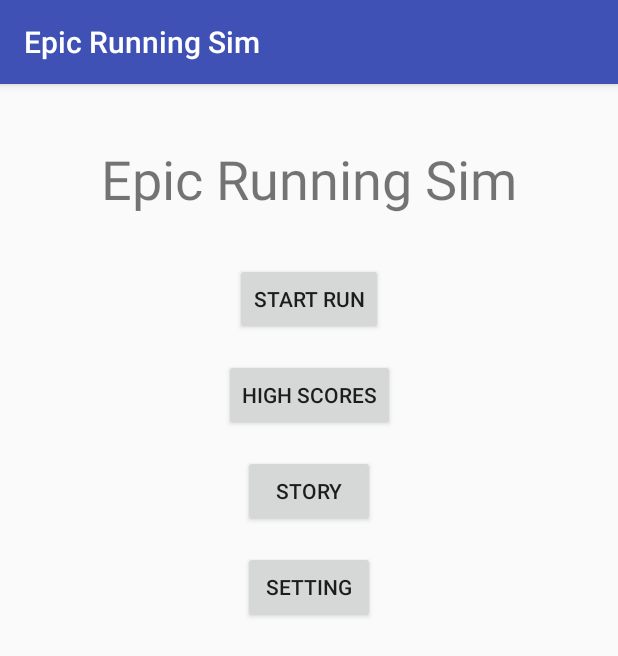
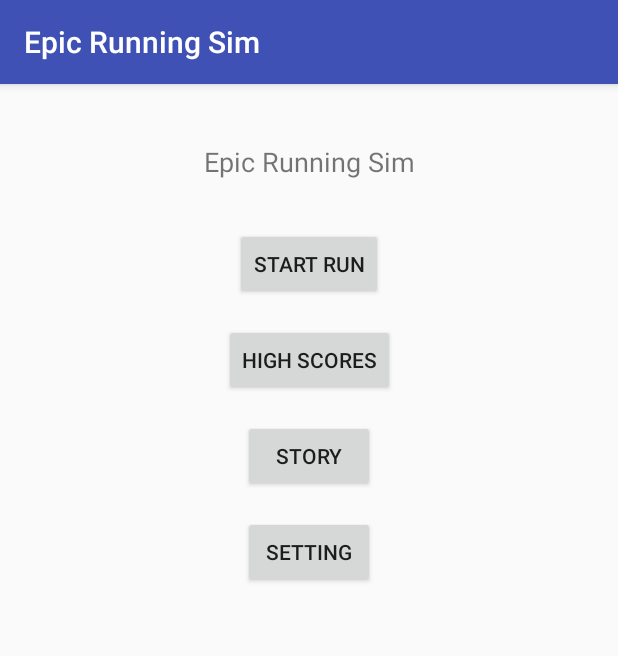
Before and after one commit to Nayzee/semester-project, an Android app: the screen it shows after launch (MainActivity), on a phone screen of 412 x 824 dp. Shown: the top 656 px of the screen. Run offline under Robolectric (Android 15) with nearby library versions, the phone set to English and light mode, and no system bars.

Commit message:
Project choice 0.1

```diff
--- a/app/src/main/res/layout/activity_main.xml
+++ b/app/src/main/res/layout/activity_main.xml
@@ -11,8 +11,8 @@
         android:layout_width="wrap_content"
         android:layout_height="wrap_content"
         android:layout_marginTop="16dp"
-        android:text="Epic Running Sim"
-        android:textSize="36sp"
+        android:text="@string/app_name"
+        android:textSize="18sp"
         app:layout_constraintBottom_toBottomOf="parent"
         app:layout_constraintLeft_toLeftOf="parent"
         app:layout_constraintRight_toRightOf="parent"
```
Also changed, not shown: 1 other file.
